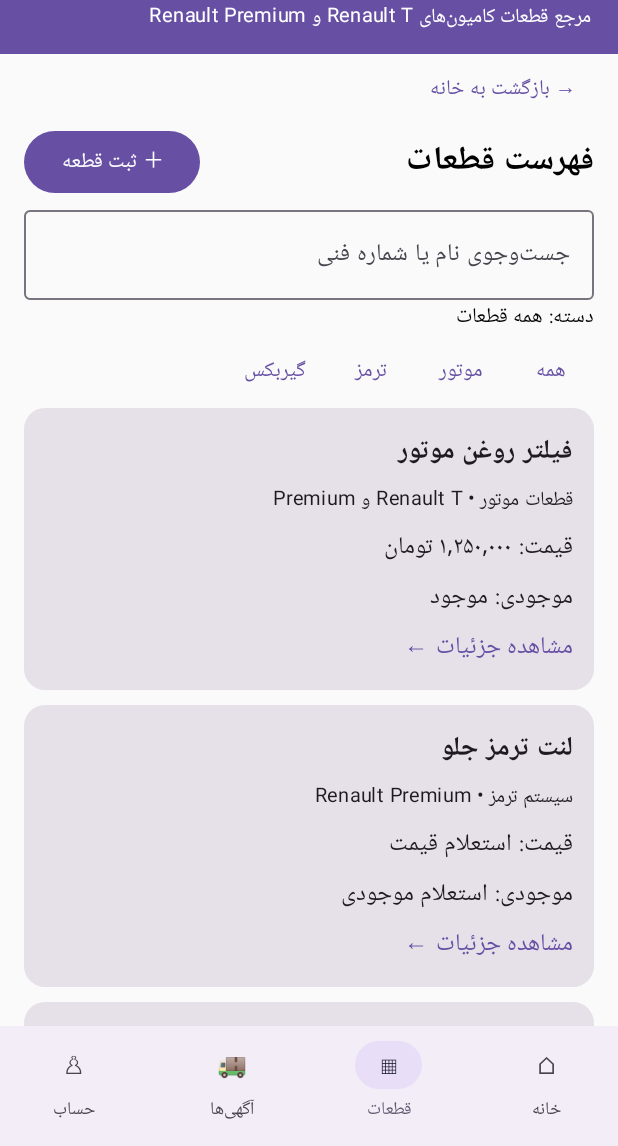
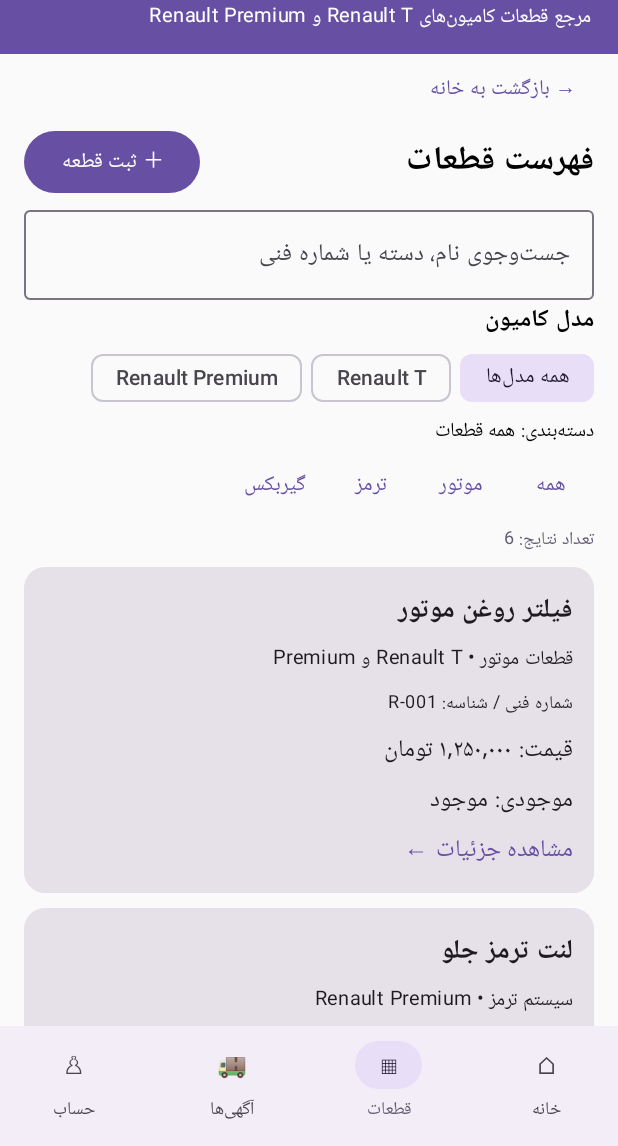
Before and after one commit to amirfi031/Renualt-city, an Android app built with Jetpack Compose: the screen it shows after launch (MainActivity), item 2 of the bottom bar chosen, on a phone screen of 412 x 824 dp, the part 90-1236 px from its top. Run offline under Robolectric (Android 15) with nearby library versions, the phone set to English and light mode, and no system bars.

Commit message:
Update MainActivity.kt

```diff
--- a/app/src/main/java/ir/renocity/app/MainActivity.kt
+++ b/app/src/main/java/ir/renocity/app/MainActivity.kt
@@ -90,6 +90,7 @@ fun RenaultCityApp(activity: ComponentActivity) {
     var page by remember { mutableStateOf("home") }
     var category by remember { mutableStateOf("همه قطعات") }
     var selectedPart by remember { mutableStateOf<Part?>(null) }
+    var editingPart by remember { mutableStateOf<Part?>(null) }
     var search by remember { mutableStateOf("") }
     var phone by remember { mutableStateOf("") }
     var userParts by remember { mutableStateOf(loadSavedParts(activity)) }
@@ -111,20 +112,51 @@ fun RenaultCityApp(activity: ComponentActivity) {
                             onParts = { category = "همه قطعات"; page = "parts" },
                             onAds = { page = "ads" }, onAccount = { page = "account" }, onContact = { page = "contact" }
                         )
-                        "parts" -> PartsPage(category, search, allParts, { search = it }, { category = it }, {
-                            selectedPart = it; page = "detail"
-                        }, { page = "home" }, { page = "addPart" })
+                        "parts" -> PartsPage(
+                            category, search, allParts,
+                            { search = it }, { category = it },
+                            { selectedPart = it; page = "detail" },
+                            { page = "home" },
+                            { editingPart = null; page = "addPart" },
+                            { part ->
+                                if (userParts.any { it.code == part.code }) {
+                                    editingPart = part
+                                    page = "addPart"
+                                }
+                            },
+                            { part ->
+                                userParts = userParts.filterNot { it.code == part.code }
+                                saveParts(activity, userParts)
+                            }
+                        )
                         "addPart" -> AddPartPage(
-                            onBack = { page = "parts" },
-                            onSave = { newPart ->
-                                userParts = userParts + newPart
+                            initialPart = editingPart,
+                            onBack = { editingPart = null; page = "parts" },
+                            onSave = { savedPart ->
+                                userParts = if (editingPart == null) userParts + savedPart
+                                else userParts.map { if (it.code == editingPart!!.code) savedPart else it }
                                 saveParts(activity, userParts)
+                                editingPart = null
                                 category = "همه قطعات"
                                 search = ""
                                 page = "parts"
                             }
                         )
-                        "detail" -> selectedPart?.let { PartDetailPage(it, { page = "parts" }, { page = "contact" }) }
+                        "detail" -> selectedPart?.let { part ->
+                            PartDetailPage(
+                                part,
+                                canEdit = userParts.any { it.code == part.code },
+                                onBack = { page = "parts" },
+                                onQuote = { page = "contact" },
+                                onEdit = { editingPart = part; page = "addPart" },
+                                onDelete = {
+                                    userParts = userParts.filterNot { it.code == part.code }
+                                    saveParts(activity, userParts)
+                                    selectedPart = null
+                                    page = "parts"
+                                }
+                            )
+                        }
                         "ads" -> AdsPage({ page = "home" }, { page = "contact" })
                         "account" -> AccountPage(phone, { phone = it }, { page = "home" })
                         "contact" -> ContactPage { page = "home" }
@@ -180,11 +212,17 @@ fun HomePage(onCategory: (String) -> Unit, onParts: () -> Unit, onAds: () -> Uni
 fun PartsPage(
     category: String, search: String, allParts: List<Part>,
     onSearch: (String) -> Unit, onCategory: (String) -> Unit,
-    onPart: (Part) -> Unit, onBack: () -> Unit, onAdd: () -> Unit
+    onPart: (Part) -> Unit, onBack: () -> Unit, onAdd: () -> Unit,
+    onEdit: (Part) -> Unit, onDelete: (Part) -> Unit
 ) {
-    val filtered = allParts.filter {
-        (category == "همه قطعات" || it.category == category) &&
-        (search.isBlank() || it.name.contains(search, true) || it.code.contains(search, true) || it.category.contains(search, true))
+    var truckFilter by remember { mutableStateOf("همه مدل‌ها") }
+    val filtered = allParts.filter { part ->
+        (category == "همه قطعات" || part.category == category) &&
+        (truckFilter == "همه مدل‌ها" ||
+            (truckFilter == "Renault T" && (part.truck.contains("Renault T") || part.truck.contains("T و"))) ||
+            (truckFilter == "Renault Premium" && (part.truck.contains("Premium") || part.truck.contains("T و")))) &&
+        (search.isBlank() || part.name.contains(search, true) ||
+            part.code.contains(search, true) || part.category.contains(search, true))
     }
     Column(Modifier.fillMaxSize().padding(horizontal = 16.dp)) {
         TextButton(onClick = onBack) { Text("→ بازگشت به خانه") }
@@ -192,44 +230,64 @@ fun PartsPage(
             Text("فهرست قطعات", fontSize = 22.sp, fontWeight = FontWeight.Bold, modifier = Modifier.weight(1f))
             Button(onClick = onAdd) { Text("＋ ثبت قطعه") }
         }
-        OutlinedTextField(search, onSearch, Modifier.fillMaxWidth(), label = { Text("جست‌وجوی نام یا شماره فنی") }, singleLine = true)
-        Text("دسته: $category", fontSize = 14.sp)
+        OutlinedTextField(
+            value = search, onValueChange = onSearch, modifier = Modifier.fillMaxWidth(),
+            label = { Text("جست‌وجوی نام، دسته یا شماره فنی") }, singleLine = true
+        )
+        Text("مدل کامیون", fontWeight = FontWeight.Bold)
+        Row(horizontalArrangement = Arrangement.spacedBy(6.dp)) {
+            listOf("همه مدل‌ها", "Renault T", "Renault Premium").forEach { option ->
+                FilterChip(
+                    selected = truckFilter == option,
+                    onClick = { truckFilter = option },
+                    label = { Text(option) }
+                )
+            }
+        }
+        Text("دسته‌بندی: $category", fontSize = 13.sp)
         Row(horizontalArrangement = Arrangement.spacedBy(2.dp)) {
             TextButton(onClick = { onCategory("همه قطعات") }) { Text("همه") }
             TextButton(onClick = { onCategory("قطعات موتور") }) { Text("موتور") }
             TextButton(onClick = { onCategory("سیستم ترمز") }) { Text("ترمز") }
             TextButton(onClick = { onCategory("قطعات گیربکس") }) { Text("گیربکس") }
         }
-        LazyColumn(contentPadding = PaddingValues(bottom = 12.dp), verticalArrangement = Arrangement.spacedBy(10.dp)) {
-            items(filtered) { part ->
+        Text("تعداد نتایج: ${filtered.size}", fontSize = 12.sp, color = MaterialTheme.colorScheme.secondary)
+        LazyColumn(
+            modifier = Modifier.weight(1f),
+            contentPadding = PaddingValues(bottom = 16.dp, top = 6.dp),
+            verticalArrangement = Arrangement.spacedBy(10.dp)
+        ) {
+            items(filtered, key = { it.code }) { part ->
                 Card(Modifier.fillMaxWidth().clickable { onPart(part) }, shape = RoundedCornerShape(14.dp)) {
                     Column(Modifier.padding(14.dp), verticalArrangement = Arrangement.spacedBy(5.dp)) {
                         Text(part.name, fontSize = 18.sp, fontWeight = FontWeight.Bold)
                         Text("${part.category} • ${part.truck}", fontSize = 13.sp)
+                        Text("شماره فنی / شناسه: ${part.code}", fontSize = 12.sp)
                         Text("قیمت: ${part.price}")
                         Text("موجودی: ${part.stock}")
+                        if (part.photoPath.isNotBlank()) Text("دارای عکس", fontSize = 12.sp, color = MaterialTheme.colorScheme.primary)
                         Text("مشاهده جزئیات ←", color = MaterialTheme.colorScheme.primary)
                     }
                 }
             }
-            if (filtered.isEmpty()) item { Text("موردی پیدا نشد.") }
+            if (filtered.isEmpty()) item { Text("قطعه‌ای با این مشخصات پیدا نشد. عبارت جست‌وجو یا فیلترها را تغییر بده.") }
         }
     }
 }
 
 @Composable
-fun AddPartPage(onBack: () -> Unit, onSave: (Part) -> Unit) {
+fun AddPartPage(initialPart: Part? = null, onBack: () -> Unit, onSave: (Part) -> Unit) {
     val context = LocalContext.current
-    var name by remember { mutableStateOf("") }
-    var code by remember { mutableStateOf("") }
-    var category by remember { mutableStateOf("قطعات موتور") }
-    var truck by remember { mutableStateOf("Renault T و Premium") }
-    var condition by remember { mutableStateOf("نو") }
-    var priceMode by remember { mutableStateOf("قیمت مشخص") }
-    var price by remember { mutableStateOf("") }
-    var stock by remember { mutableStateOf("1") }
-    var description by remember { mutableStateOf("") }
-    var photoPath by remember { mutableStateOf("") }
+    var name by remember(initialPart?.code) { mutableStateOf(initialPart?.name ?: "") }
+    var code by remember(initialPart?.code) { mutableStateOf(initialPart?.code ?: "") }
+    var category by remember(initialPart?.code) { mutableStateOf(initialPart?.category ?: "قطعات موتور") }
+    var truck by remember(initialPart?.code) { mutableStateOf(initialPart?.truck ?: "Renault T و Premium") }
+    var condition by remember(initialPart?.code) { mutableStateOf(initialPart?.condition ?: "نو") }
+    var priceMode by remember(initialPart?.code) { mutableStateOf(if (initialPart?.price == "استعلام قیمت") "استعلام قیمت" else "قیمت مشخص") }
+    var price by remember(initialPart?.code) { mutableStateOf(initialPart?.price?.filter { it.isDigit() } ?: "") }
+    var stock by remember(initialPart?.code) { mutableStateOf(initialPart?.stock?.filter { it.isDigit() } ?: "1") }
+    var description by remember(initialPart?.code) { mutableStateOf(initialPart?.description ?: "") }
+    var photoPath by remember(initialPart?.code) { mutableStateOf(initialPart?.photoPath ?: "") }
     var error by remember { mutableStateOf("") }
 
     val photoPicker = rememberLauncherForActivityResult(ActivityResultContracts.OpenDocument()) { uri: Uri? ->
@@ -249,8 +307,8 @@ fun AddPartPage(onBack: () -> Unit, onSave: (Part) -> Unit) {
 
     Column(Modifier.fillMaxSize().padding(horizontal = 16.dp)) {
         TextButton(onClick = onBack) { Text("→ بازگشت به فهرست") }
-        Text("ثبت قطعه جدید", fontSize = 23.sp, fontWeight = FontWeight.Bold)
-        Text("اطلاعات قطعه را وارد کن. برای ثبت، انتخاب عکس واقعی الزامی است.", fontSize = 13.sp)
+        Text(if (initialPart == null) "ثبت قطعه جدید" else "ویرایش قطعه", fontSize = 23.sp, fontWeight = FontWeight.Bold)
+        Text("اطلاعات قطعه را وارد کن. برای ذخیره، عکس واقعی الزامی است.", fontSize = 13.sp)
         LazyColumn(
             modifier = Modifier.weight(1f),
             contentPadding = PaddingValues(bottom = 16.dp),
@@ -301,11 +359,12 @@ fun AddPartPage(onBack: () -> Unit, onSave: (Part) -> Unit) {
                         }
                     },
                     modifier = Modifier.fillMaxWidth()
-                ) { Text("ذخیره قطعه در این گوشی") }
+                ) { Text(if (initialPart == null) "ذخیره قطعه در این گوشی" else "ذخیره تغییرات") }
             }
         }
     }
 }
+
 
 @Composable
 fun CategoryDropdown(value: String, onValue: (String) -> Unit, options: List<String>) {
@@ -324,7 +383,11 @@ fun CategoryDropdown(value: String, onValue: (String) -> Unit, options: List<Str
 }
 
 @Composable
-fun PartDetailPage(part: Part, onBack: () -> Unit, onQuote: () -> Unit) {
+fun PartDetailPage(
+    part: Part, canEdit: Boolean, onBack: () -> Unit,
+    onQuote: () -> Unit, onEdit: () -> Unit, onDelete: () -> Unit
+) {
+    var showDeleteConfirm by remember { mutableStateOf(false) }
     Column(Modifier.fillMaxSize().padding(18.dp), verticalArrangement = Arrangement.spacedBy(12.dp)) {
         TextButton(onClick = onBack) { Text("→ بازگشت به فهرست") }
         Text(part.name, fontSize = 24.sp, fontWeight = FontWeight.Bold)
@@ -343,8 +406,28 @@ fun PartDetailPage(part: Part, onBack: () -> Unit, onQuote: () -> Unit) {
                 Text(part.description)
             }
         }
+        if (canEdit) {
+            OutlinedButton(onClick = onEdit, modifier = Modifier.fillMaxWidth()) { Text("ویرایش این قطعه") }
+            OutlinedButton(
+                onClick = { showDeleteConfirm = true }, modifier = Modifier.fillMaxWidth(),
+                colors = ButtonDefaults.outlinedButtonColors(contentColor = MaterialTheme.colorScheme.error)
+            ) { Text("حذف قطعه") }
+        }
         Button(onClick = onQuote, modifier = Modifier.fillMaxWidth()) { Text("درخواست استعلام / هماهنگی خرید") }
-        Text("قطعاتی که در این نسخه اضافه می‌کنی فقط روی همین گوشی ذخیره می‌شوند؛ هنوز در فروشگاه آنلاین منتشر نمی‌شوند.", fontSize = 12.sp)
+        Text("قطعات این نسخه فقط روی همین گوشی ذخیره می‌شوند؛ هنوز در فروشگاه آنلاین منتشر نمی‌شوند.", fontSize = 12.sp)
+    }
+    if (showDeleteConfirm) {
+        AlertDialog(
+            onDismissRequest = { showDeleteConfirm = false },
+            title = { Text("حذف قطعه") },
+            text = { Text("آیا مطمئنی «${part.name}» حذف شود؟ این کار قابل بازگشت نیست.") },
+            confirmButton = {
+                TextButton(onClick = { showDeleteConfirm = false; onDelete() }) {
+                    Text("حذف", color = MaterialTheme.colorScheme.error)
+                }
+            },
+            dismissButton = { TextButton(onClick = { showDeleteConfirm = false }) { Text("انصراف") } }
+        )
     }
 }
 
```
